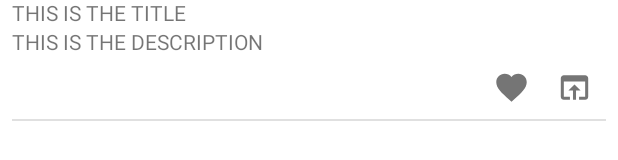
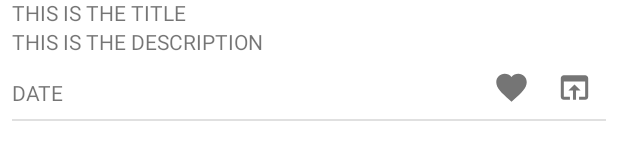
Before and after one commit to IanLuong/NewsBreak, an Android app: the layout list_item_story.xml on its own in the app's theme, with its tools: preview values and no code run, on a phone screen of 412 x 824 dp. Shown: the part 374-534 px from the top of the screen. Run offline under Robolectric (Android 15) with nearby library versions, the phone set to English and light mode, and no system bars.

Commit message:
Add date to new stories fragment

```diff
--- a/app/src/main/res/layout/list_item_story.xml
+++ b/app/src/main/res/layout/list_item_story.xml
@@ -59,6 +59,15 @@
             app:layout_constraintStart_toStartOf="parent"
             app:layout_constraintTop_toTopOf="parent" />
 
+        <TextView
+            android:id="@+id/new_stories_date"
+            android:layout_width="wrap_content"
+            android:layout_height="wrap_content"
+            android:layout_marginBottom="8dp"
+            android:text="@string/new_stories_date"
+            app:layout_constraintBottom_toBottomOf="parent"
+            app:layout_constraintStart_toStartOf="parent" />
+
     </androidx.constraintlayout.widget.ConstraintLayout>
 
     <View
--- a/app/src/main/res/values/strings.xml
+++ b/app/src/main/res/values/strings.xml
@@ -17,4 +17,5 @@
     <string name="more_info_button">More</string>
 
     <string name="article_title_text">%1$s - %2$s</string>
+    <string name="new_stories_date">DATE</string>
 </resources>
```
Also changed, not shown: app/src/main/java/com/ianluong/newsbreak/ui/following/FollowingFragment.kt (+9 -1 lines), app/src/main/java/com/ianluong/newsbreak/ui/newStories/NewStoriesFragment.kt (+12 -2 lines).
